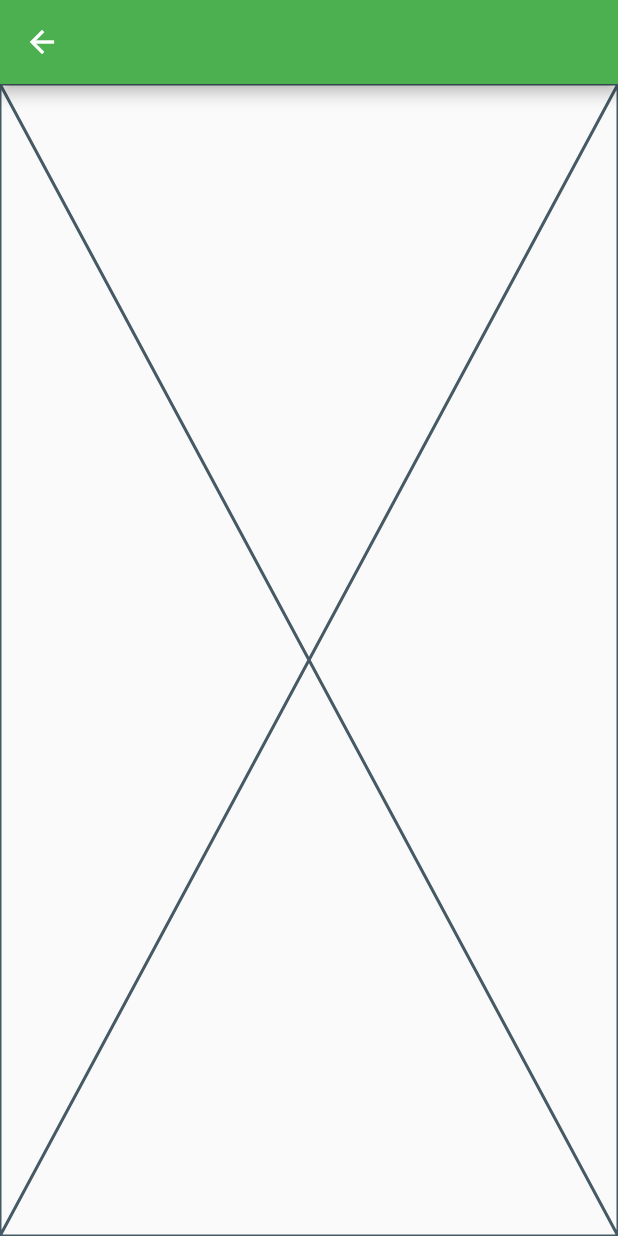
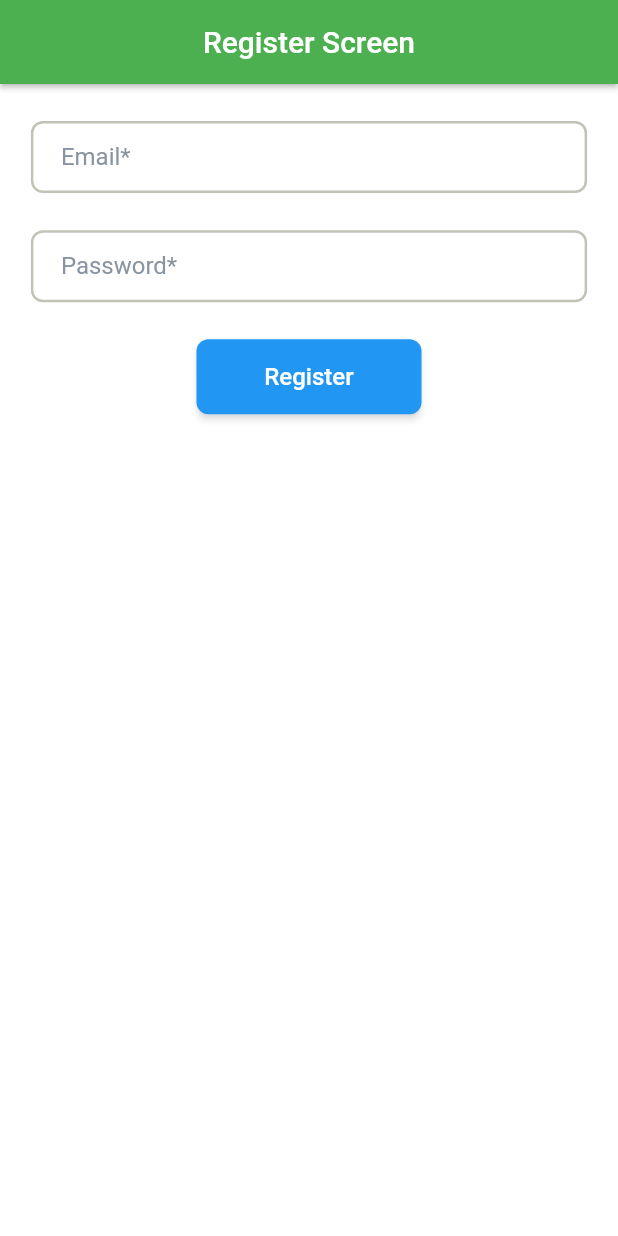
Before and after one commit to rkmonarch/firebase_flutter_db, a Flutter app: the RegisterScreen screen opened directly, on a phone screen of 412 x 824 dp. Run offline on Flutter 3.47's test engine with Material 2 defaults, Android fonts, the phone set to English and light mode, and no system bars; our stand-ins replace cloud_firestore, firebase_auth, firebase_core, logger, shimmer, styled_widget; accounts and stored records are empty.

Commit message:
added components

```diff
--- a/firebase_flutter_db/lib/main.dart
+++ b/firebase_flutter_db/lib/main.dart
@@ -1,4 +1,6 @@
 import 'package:firebase_core/firebase_core.dart';
+import 'package:firebase_flutter_db/screens/register_screen.dart';
+import 'package:firebase_flutter_db/widgets/resource/app_colors.dart';
 import 'package:flutter/material.dart';
 import 'package:firebase_flutter_db/screens/home_screen.dart';
 
@@ -17,9 +19,9 @@ class MyApp extends StatelessWidget {
       debugShowCheckedModeBanner: false,
       title: 'Flutter Demo',
       theme: ThemeData(
-        primarySwatch: Colors.green,
+        primarySwatch:Colors.green
       ),
-      home: const HomeScreen()
+      home: const RegisterScreen()
     );
   }
 }
--- a/firebase_flutter_db/lib/screens/register_screen.dart
+++ b/firebase_flutter_db/lib/screens/register_screen.dart
@@ -1,3 +1,7 @@
+import 'package:firebase_flutter_db/widgets/button.dart';
+import 'package:firebase_flutter_db/widgets/resource/ui_helper.dart';
+import 'package:firebase_flutter_db/widgets/responsive.dart';
+import 'package:firebase_flutter_db/widgets/textfield.dart';
 import 'package:flutter/material.dart';
 import 'package:flutter/src/widgets/framework.dart';
 import 'package:flutter/src/widgets/placeholder.dart';
@@ -10,11 +14,35 @@ class RegisterScreen extends StatefulWidget {
 }
 
 class _RegisterScreenState extends State<RegisterScreen> {
+  final TextEditingController _emailController = TextEditingController();
+  final TextEditingController _passwordController = TextEditingController();
   @override
   Widget build(BuildContext context) {
     return Scaffold(
-      appBar: AppBar(),
-      body: const Placeholder(),
+      backgroundColor: Colors.white,
+      appBar: AppBar(
+        centerTitle: true,
+        title: const Text("Register Screen"),
+        elevation: 1.5,
+      ),
+      body: Padding(
+        padding:  EdgeInsets.symmetric(horizontal: deviceWidth(context)*0.05),
+        child: Column(
+          children: [
+            vSpaceMedium(context),
+            Textfield(controller: _emailController, maxlines: 1, inputType: TextInputType.emailAddress, lableText: "Email*", width: deviceWidth(context)),
+            vSpaceMedium(context),
+            Textfield(controller: _passwordController, maxlines: 1, inputType: TextInputType.visiblePassword, lableText: "Password*", width: deviceWidth(context)),
+            vSpaceMedium(context),
+            Button(
+              text: "Register",
+              ontap: ()async{
+
+              },
+            )
+          ],
+        ),
+      ),
     );
   }
 }
--- a/firebase_flutter_db/lib/widgets/button.dart
+++ b/firebase_flutter_db/lib/widgets/button.dart
@@ -10,7 +10,7 @@ class Button extends StatelessWidget {
     this.textcolor = Colors.white,
     this.bordercolor = Colors.white,
     required this.ontap,
-    this.color = const Color(0xff110152),
+    this.color =  Colors.blue,
     this.text = "Tap-me",
   }) : super(key: key);
 
--- a/firebase_flutter_db/lib/widgets/textfield.dart
+++ b/firebase_flutter_db/lib/widgets/textfield.dart
@@ -4,7 +4,7 @@ import 'package:flutter/services.dart';
 
 class Textfield extends StatelessWidget {
   const Textfield(
-      {Key? key,
+      {super.key,
       required this.controller,
       this.hinttext,
       required this.maxlines,
--- a/firebase_flutter_db/pubspec.yaml
+++ b/firebase_flutter_db/pubspec.yaml
@@ -40,6 +40,9 @@ dependencies:
   cloud_firestore: ^4.7.1
   firebase_auth:
   provider:
+  styled_widget: ^0.4.1
+  shimmer: ^3.0.0
+  logger: ^1.3.0
 
 dev_dependencies:
   flutter_test:
```
Also changed, not shown: firebase_flutter_db/lib/widgets/resource/app_colors.dart (added, +23 -0 lines), firebase_flutter_db/lib/widgets/resource/ui_helper.dart (added, +118 -0 lines).
